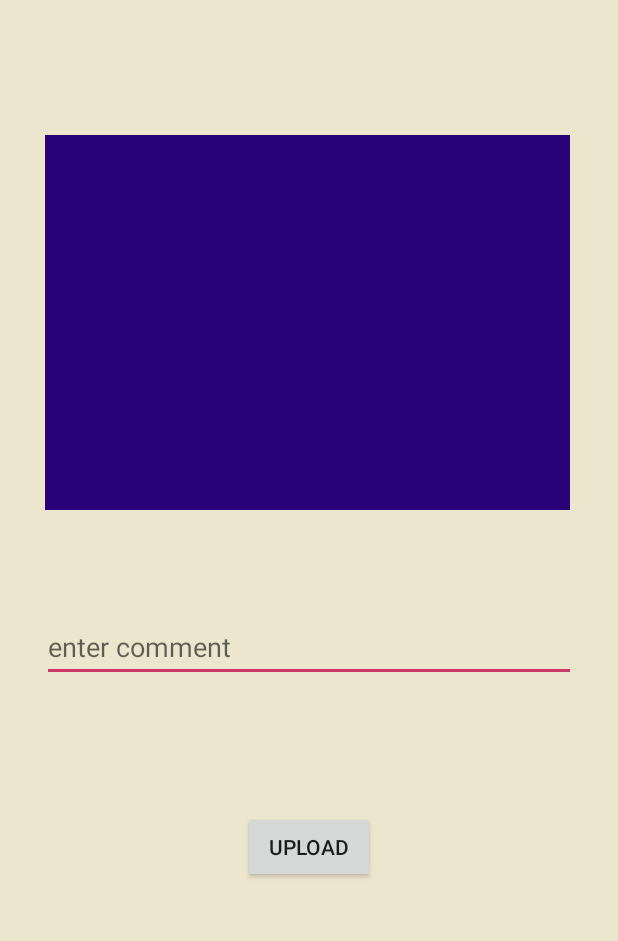
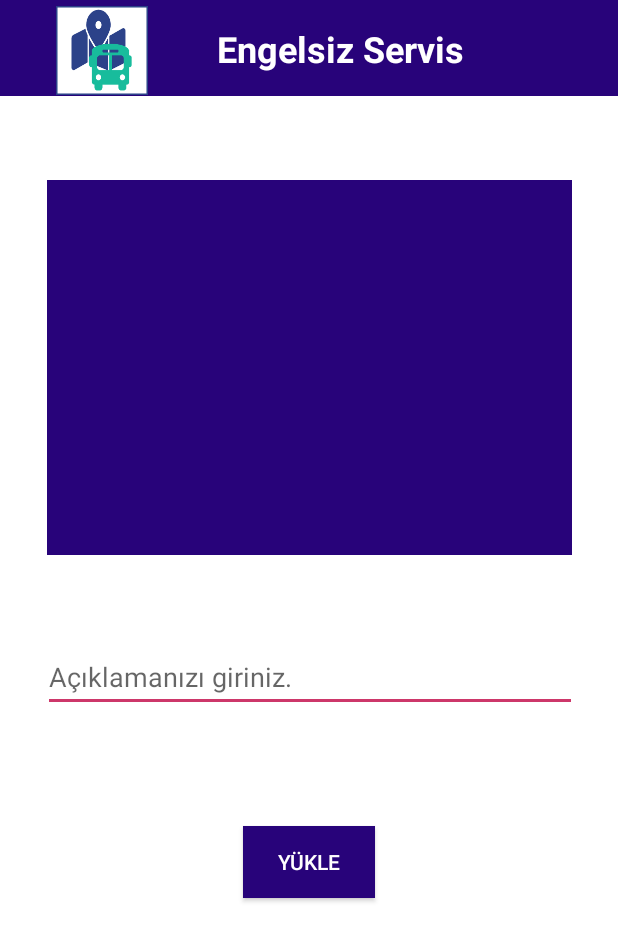
Before and after one commit to nisaelek/servisimNeredeNew, an Android app: the UploadActivity screen opened directly, with no data from a screen before it, on a phone screen of 412 x 824 dp. Shown: the top 941 px of the screen. Run offline under Robolectric (Android 15) with nearby library versions, the phone set to English and light mode, and no system bars; our stand-ins replace Firebase (no records; nobody signed in at launch, a user with empty details on screens opened directly).

Commit message:
bazı düzenlemeler yapıldı

```diff
--- a/app/src/main/res/layout/activity_upload.xml
+++ b/app/src/main/res/layout/activity_upload.xml
@@ -4,20 +4,45 @@
     xmlns:tools="http://schemas.android.com/tools"
     android:layout_width="match_parent"
     android:layout_height="match_parent"
+    android:background="@color/white"
     tools:context=".UploadActivity">
+
+    <androidx.appcompat.widget.Toolbar
+        android:id="@+id/toolbar3"
+        android:layout_width="454dp"
+        android:layout_height="64dp"
+        android:background="@color/a"
+        android:minHeight="?attr/actionBarSize"
+        android:theme="?attr/actionBarTheme"
+        app:layout_constraintEnd_toEndOf="parent"
+        app:layout_constraintHorizontal_bias="0.0"
+        app:layout_constraintStart_toStartOf="parent"
+        app:layout_constraintTop_toTopOf="parent" />
+
+    <ImageView
+        android:id="@+id/imageView4"
+        android:layout_width="wrap_content"
+        android:layout_height="wrap_content"
+        android:layout_marginTop="4dp"
+        app:layout_constraintEnd_toStartOf="@+id/textView6"
+        app:layout_constraintHorizontal_bias="0.444"
+        app:layout_constraintStart_toStartOf="@+id/toolbar3"
+        app:layout_constraintTop_toTopOf="@+id/toolbar3"
+        app:srcCompat="@mipmap/ic_launcher" />
 
     <ImageView
         android:id="@+id/imageView"
         android:layout_width="350dp"
         android:layout_height="250dp"
-        android:layout_marginStart="30dp"
-        android:layout_marginTop="42dp"
+        android:layout_marginTop="82dp"
         android:layout_marginBottom="21dp"
         android:onClick="selectImage"
         app:layout_constraintBottom_toTopOf="@+id/commentText"
+        app:layout_constraintEnd_toEndOf="parent"
         app:layout_constraintStart_toStartOf="parent"
         app:layout_constraintTop_toTopOf="parent"
-        app:srcCompat="@color/colorPrimaryDark" />
+        app:srcCompat="@color/colorPrimaryDark"
+        tools:srcCompat="@drawable/change" />
 
     <EditText
         android:id="@+id/commentText"
@@ -27,10 +52,11 @@
         android:layout_marginEnd="29dp"
         android:layout_marginBottom="38dp"
         android:ems="10"
-        android:hint="enter comment"
+        android:hint="Açıklamanızı giriniz."
         android:inputType="textPersonName"
         app:layout_constraintBottom_toTopOf="@+id/button3"
         app:layout_constraintEnd_toEndOf="parent"
+        app:layout_constraintHorizontal_bias="0.333"
         app:layout_constraintStart_toStartOf="parent"
         app:layout_constraintTop_toBottomOf="@+id/imageView" />
 
@@ -39,10 +65,25 @@
         android:layout_width="wrap_content"
         android:layout_height="wrap_content"
         android:layout_marginBottom="188dp"
+        android:background="@color/colorPrimaryDark"
         android:onClick="upload"
-        android:text="Upload"
+        android:text="Yükle"
+        android:textColor="@color/white"
         app:layout_constraintBottom_toBottomOf="parent"
         app:layout_constraintEnd_toEndOf="parent"
         app:layout_constraintStart_toStartOf="parent"
         app:layout_constraintTop_toBottomOf="@+id/commentText" />
+
+    <TextView
+        android:id="@+id/textView6"
+        android:layout_width="wrap_content"
+        android:layout_height="wrap_content"
+        android:text="Engelsiz Servis"
+        android:textSize="24sp"
+        android:textStyle="bold"
+        android:textColor="@color/white"
+        app:layout_constraintBottom_toBottomOf="@+id/toolbar3"
+        app:layout_constraintEnd_toEndOf="@+id/toolbar3"
+        app:layout_constraintStart_toStartOf="@+id/toolbar3"
+        app:layout_constraintTop_toTopOf="parent" />
 </androidx.constraintlayout.widget.ConstraintLayout>
```
Also changed, not shown: app/src/main/java/com/nisaelek/servisimnerede/ShareActivity.java (+4 -6 lines), app/src/main/res/layout/activity_ana.xml (+27 -11 lines), app/src/main/res/drawable/change.png (added).
